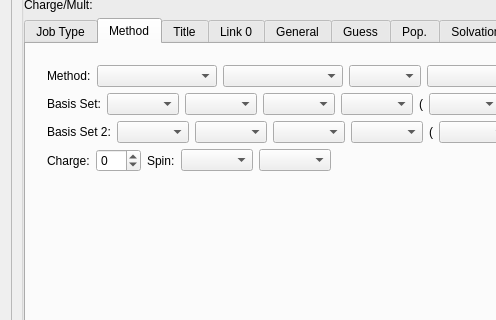
First picture: the form in Views/uiCalculationsWindow2.ui, repository samuelvp360/SVP360CalculationController, before the edit; both pictures show x 0 to 496 and y 89 to 409 of the 637 by 798 pixel window.
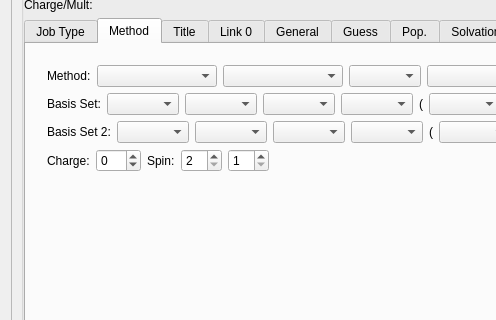
Second picture: the form after the edit.

The edit to the form file:
```diff
--- a/Views/uiCalculationsWindow2.ui
+++ b/Views/uiCalculationsWindow2.ui
@@ -806,10 +806,33 @@
                   </widget>
                  </item>
                  <item>
-                  <widget class="QComboBox" name="uiEvenSpinComboBox"/>
+                  <widget class="QSpinBox" name="uiEvenSpinSpinBox">
+                   <property name="minimum">
+                    <number>2</number>
+                   </property>
+                   <property name="maximum">
+                    <number>20</number>
+                   </property>
+                   <property name="singleStep">
+                    <number>2</number>
+                   </property>
+                   <property name="value">
+                    <number>2</number>
+                   </property>
+                  </widget>
                  </item>
                  <item>
-                  <widget class="QComboBox" name="uiOddSpinComboBox"/>
+                  <widget class="QSpinBox" name="uiOddSpinSpinBox">
+                   <property name="minimum">
+                    <number>1</number>
+                   </property>
+                   <property name="maximum">
+                    <number>19</number>
+                   </property>
+                   <property name="singleStep">
+                    <number>2</number>
+                   </property>
+                  </widget>
                  </item>
                  <item>
                   <spacer name="horizontalSpacer_4">
```
